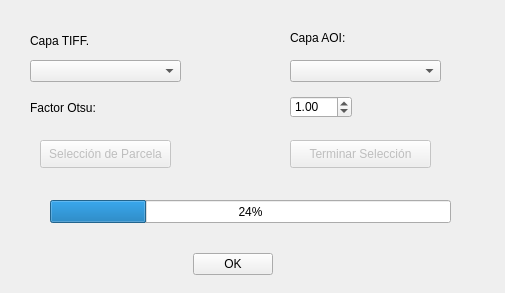
This is segmentador_olivos_dialog_base.ui in cristianq5/olive_canopy_segmenter as Qt 5 draws it before an edit. The edited form follows.
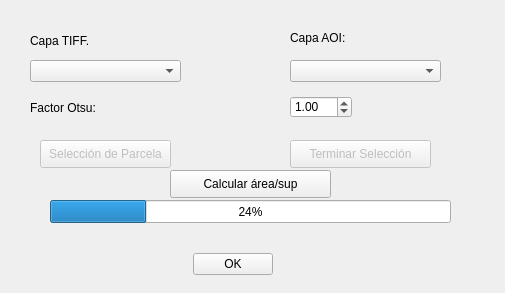
This is the edited form.

Commit message: Add area calculation button

What changed in the file:
```diff
--- a/segmentador_olivos_dialog_base.ui
+++ b/segmentador_olivos_dialog_base.ui
@@ -160,6 +160,19 @@
     <string>Selección de Parcela</string>
    </property>
   </widget>
+  <widget class="QPushButton" name="btnCalcularAreaSup">
+   <property name="geometry">
+    <rect>
+     <x>170</x>
+     <y>170</y>
+     <width>161</width>
+     <height>28</height>
+    </rect>
+   </property>
+   <property name="text">
+    <string>Calcular área/sup</string>
+   </property>
+  </widget>
  </widget>
  <resources/>
  <connections/>
```
Lines whose indentation alone changed are shown as unchanged. The commit also changes 2 other files.
